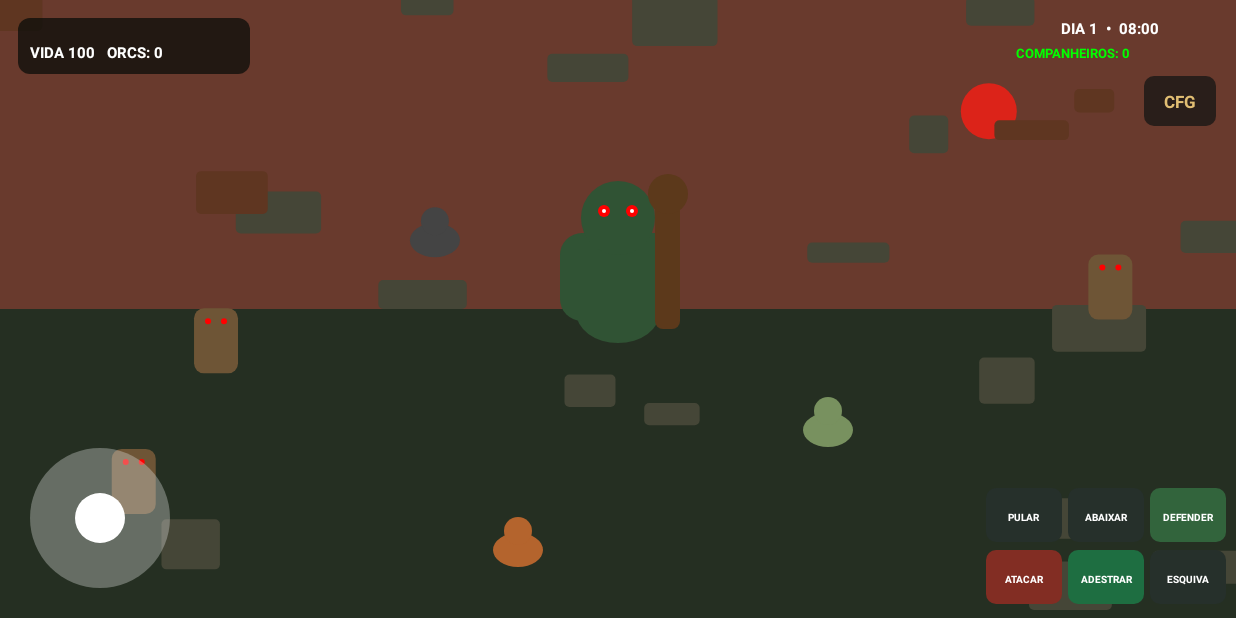
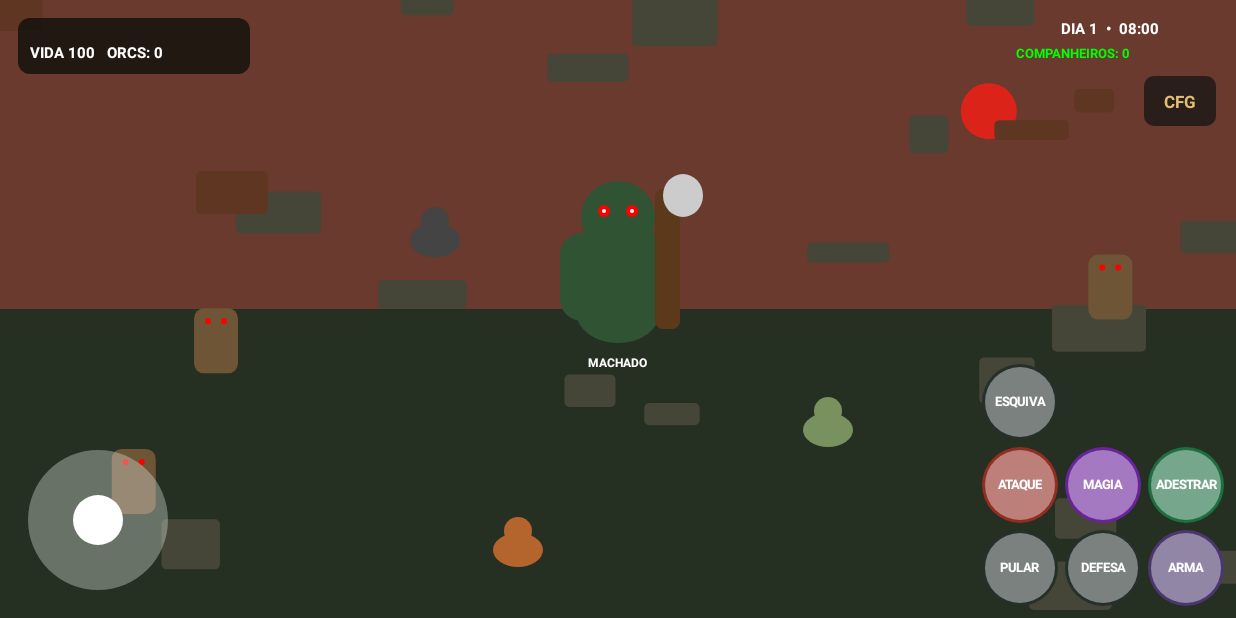
Before and after one commit to souzaleite24-ai/MordorTrolDeRubiAndroid, an Android app: the screen it shows after launch (MainActivity), on a phone screen of 824 x 412 dp (held sideways). Run offline under Robolectric (Android 15) with nearby library versions, the phone set to English and light mode, and no system bars.

Commit message:
Improve mobile RPG controls and add weapons with dark magic

```diff
--- a/app/src/main/java/com/mordor/trolrubi/GameView.kt
+++ b/app/src/main/java/com/mordor/trolrubi/GameView.kt
@@ -28,6 +28,9 @@ class GameView(context: Context) : View(context) {
     private var sx = 0f; private var sy = 0f
     private var hp = 100f; private var kills = 0
     private var attack = 0f; private var shield = 0f; private var leap = 0f; private var dash = 0f
+    private var weaponIndex = 0
+    private var darkMagic = 0f
+    private val weapons = listOf("MACHADO", "ESPADA", "MARTELO", "CAJADO SOMBRIO")
     private var crouch = false; private var over = false
     private var time = 480f; private var day = 1
     private var last = System.nanoTime()
@@ -94,7 +97,7 @@ class GameView(context: Context) : View(context) {
         if(over) return
         time+=dt*3f; if(time>=1440f){time-=1440f;day++}
         attack=(attack-dt).coerceAtLeast(0f); shield=(shield-dt).coerceAtLeast(0f)
-        leap=(leap-dt).coerceAtLeast(0f); dash=(dash-dt).coerceAtLeast(0f)
+        leap=(leap-dt).coerceAtLeast(0f); dash=(dash-dt).coerceAtLeast(0f); darkMagic=(darkMagic-dt).coerceAtLeast(0f)
         val speed=when {dash>0f->430f;crouch->105f;else->245f}
         px+=sx*speed*dt; py+=sy*speed*dt
         animals.forEach { a ->
@@ -106,7 +109,7 @@ class GameView(context: Context) : View(context) {
             val dx=px-o.x; val dy=py-o.y; val d=hypot(dx,dy).coerceAtLeast(1f)
             if(d>50f){o.x+=dx/d*78f*dt;o.y+=dy/d*78f*dt}
             else if(shield<=0f&&leap<=0f) hp-=11f*dt
-            if(attack>0f&&d<130f)o.hp-=1
+            if(attack>0f&&d<when(weaponIndex){2->145f;3->205f;else->130f})o.hp-=if(weaponIndex==2)2 else 1
         }
         val dead=orcs.filter{it.hp<=0}; kills+=dead.size; orcs.removeAll(dead.toSet())
         if(orcs.isEmpty())repeat(6+kills/5){spawn()}
@@ -126,6 +129,7 @@ class GameView(context: Context) : View(context) {
         }
         orcs.forEach{o->p.color=Color.rgb(110,85,54);c.drawRoundRect(o.x-22,o.y-35,o.x+22,o.y+30,10f,10f,p);p.color=Color.RED;c.drawCircle(o.x-8,o.y-22,3f,p);c.drawCircle(o.x+8,o.y-22,3f,p)}
         drawTroll(c)
+        if(darkMagic>0f){p.color=Color.argb((95f*darkMagic/.8f).toInt().coerceIn(0,95),145,35,210);c.drawCircle(px,py-35f,235f*(1.15f-darkMagic),p);p.color=Color.argb(210,190,115,255);c.drawCircle(px,py-35f,28f+darkMagic*35f,p)}
         c.restore()
         boxText(c,"TROL DE RUBI",18f,18f,250f,74f)
         text(c,"VIDA ${hp.toInt()}   ORCS: $kills",30f,58f,15f,Color.WHITE)
@@ -142,7 +146,14 @@ class GameView(context: Context) : View(context) {
         c.drawOval(x-42,y-28,x+42,y+34,p);c.drawRoundRect(x-58,y-76,x+58,y+12,22f,22f,p);c.drawCircle(x,y-91,37f,p)
         p.color=Color.RED;c.drawCircle(x-14,y-98,6f,p);c.drawCircle(x+14,y-98,6f,p)
         p.color=Color.WHITE;c.drawCircle(x-14,y-98,2f,p);c.drawCircle(x+14,y-98,2f,p)
-        p.color=Color.rgb(92,57,27);c.drawRoundRect(x+37,y-120,x+62,y+20,8f,8f,p);c.drawCircle(x+50,y-115,20f,p)
+        p.color=Color.rgb(92,57,27)
+        when(weaponIndex){
+            0->{c.drawRoundRect(x+37,y-120,x+62,y+20,8f,8f,p);p.color=Color.LTGRAY;c.drawOval(x+45,y-135,x+85,y-92,p)}
+            1->{c.drawRoundRect(x+43,y-145,x+53,y+20,5f,5f,p);p.color=Color.LTGRAY;c.drawRect(x+35,y-135,x+61,y-128,p)}
+            2->{c.drawRoundRect(x+37,y-120,x+62,y+20,8f,8f,p);p.color=Color.GRAY;c.drawRoundRect(x+25,y-145,x+76,y-105,7f,7f,p)}
+            else->{p.color=Color.rgb(65,35,90);c.drawRoundRect(x+43,y-145,x+55,y+20,5f,5f,p);p.color=Color.rgb(175,75,255);c.drawCircle(x+49,y-148,22f,p);p.color=Color.argb(110,185,80,255);c.drawCircle(x+49,y-148,31f,p)}
+        }
+        center(c,weapons[weaponIndex],x,y+58f,12f,if(weaponIndex==3)Color.rgb(205,145,255) else Color.WHITE)
         if(shield>0){p.color=Color.argb(100,150,210,160);c.drawCircle(x,y-45,80f,p)}
         c.restore()
     }
@@ -190,16 +201,28 @@ class GameView(context: Context) : View(context) {
         }
         saveSettings();sfx()
     }
+    private fun stickCenterX():Float= (78f*joystickScale+20f).coerceAtMost(width*.28f)
+    private fun stickCenterY():Float= height-(78f*joystickScale+20f)
+    private fun actionRect(i:Int):RectF {
+        val size=(min(width*.145f,height*.19f).coerceAtLeast(43f)*buttonScale).coerceAtMost(76f)
+        val gap=7f
+        val col=i%3;val row=i/3
+        val right=width-12f
+        val left=(right-size)-(2-col)*(size+gap)
+        val top=height-12f-size-row*(size+gap)
+        return RectF(left,top,left+size,top+size)
+    }
     private fun controls(c:Canvas){
-        val w=width.toFloat();val h=height.toFloat()
-        val stickR=70f*joystickScale
-        p.color=Color.argb(90,220,225,220);c.drawCircle(100f,h-100f,stickR,p)
-        p.color=Color.WHITE;c.drawCircle(100f+sx*40f*joystickScale,h-100f+sy*40f*joystickScale,25f*joystickScale,p)
-        val labels=listOf("PULAR","ABAIXAR","DEFENDER","ATACAR","ADESTRAR","ESQUIVA")
-        labels.forEachIndexed{i,s->
-            val x=w-250f+(i%3)*82f;val y=h-130f+(i/3)*62f
-            p.color=when(i){2->Color.rgb(50,100,60);3->Color.rgb(130,45,35);4->Color.rgb(30,110,65);else->Color.rgb(38,48,43)}
-            c.drawRoundRect(x,y,x+76,y+54,10f,10f,p);center(c,s,x+38,y+33,10f,Color.WHITE)
+        val cx=stickCenterX();val cy=stickCenterY();val stickR=70f*joystickScale
+        p.color=Color.argb(95,220,225,220);c.drawCircle(cx,cy,stickR,p)
+        p.color=Color.WHITE;c.drawCircle(cx+sx*40f*joystickScale,cy+sy*40f*joystickScale,25f*joystickScale,p)
+        val labels=listOf("PULAR","DEFESA","ARMA","ATAQUE","MAGIA","ADESTRAR","ESQUIVA")
+        labels.forEachIndexed{i,label->
+            val r=actionRect(i);val cx2=r.centerX();val cy2=r.centerY()
+            p.color=when(i){2->Color.rgb(75,55,110);3->Color.rgb(145,45,35);4->Color.rgb(105,35,155);5->Color.rgb(30,110,65);else->Color.rgb(38,48,43)}
+            c.drawOval(r,p)
+            p.color=Color.argb(100,255,255,255);c.drawOval(RectF(r.left+3,r.top+3,r.right-3,r.bottom-3),p)
+            center(c,label,cx2,cy2+4f,(r.width()*.17f).coerceAtLeast(8f),Color.WHITE)
         }
     }
     private fun boxText(c:Canvas,s:String,l:Float,t:Float,r:Float,b:Float){p.color=Color.argb(180,5,10,8);c.drawRoundRect(l,t,r,b,12f,12f,p);text(s,l+12,t+25,16f,Color.WHITE)}
@@ -223,15 +246,21 @@ class GameView(context: Context) : View(context) {
                 }
                 if(x>w-105f && y<145f){settingsOpen=true;settingsPage=0;sfx();return true}
                 if(x<w*.34f&&y>h*.55f){pointer=e.getPointerId(i);stick(x,y);return true}
-                val col=((x-(w-250f))/82f).toInt();val row=((y-(h-130f))/62f).toInt()
-                if(col in 0..2&&row in 0..1)when(row*3+col){
-                    0->{leap=.6f;sfx(ToneGenerator.TONE_PROP_ACK)};1->{crouch=!crouch;sfx()};2->{shield=.7f;sfx(ToneGenerator.TONE_PROP_NACK)};3->{attack=.3f;sfx(ToneGenerator.TONE_PROP_ACK);val o=orcs.minByOrNull{hypot(it.x-px,it.y-py)};if(o!=null&&hypot(o.x-px,o.y-py)<140f)o.hp--};4->{animals.filter{!it.tame}.minByOrNull{hypot(it.x-px,it.y-py)}?.let{if(hypot(it.x-px,it.y-py)<160f)it.tame=true};sfx()};5->{dash=.4f;sfx()}
+                val hit=(0..6).firstOrNull{actionRect(it).contains(x,y)}
+                if(hit!=null)when(hit){
+                    0->{leap=.6f;sfx(ToneGenerator.TONE_PROP_ACK)}
+                    1->{shield=.7f;sfx(ToneGenerator.TONE_PROP_NACK)}
+                    2->{weaponIndex=(weaponIndex+1)%weapons.size;sfx()}
+                    3->{attack=.3f;sfx(ToneGenerator.TONE_PROP_ACK);val o=orcs.minByOrNull{hypot(it.x-px,it.y-py)};if(o!=null&&hypot(o.x-px,o.y-py)<when(weaponIndex){2->145f;3->205f;else->140f})o.hp-=if(weaponIndex==2)2 else 1}
+                    4->{if(weaponIndex==3){darkMagic=.8f;orcs.filter{hypot(it.x-px,it.y-py)<235f}.forEach{it.hp-=3};sfx(ToneGenerator.TONE_PROP_NACK)}else{sfx(ToneGenerator.TONE_PROP_NACK)}}
+                    5->{animals.filter{!it.tame}.minByOrNull{hypot(it.x-px,it.y-py)}?.let{if(hypot(it.x-px,it.y-py)<160f)it.tame=true};sfx()}
+                    6->{dash=.4f;sfx()}
                 }
             }
             MotionEvent.ACTION_MOVE->{for(i in 0 until e.pointerCount)if(e.getPointerId(i)==pointer)stick(e.getX(i),e.getY(i))}
             MotionEvent.ACTION_UP,MotionEvent.ACTION_POINTER_UP,MotionEvent.ACTION_CANCEL->{if(e.getPointerId(e.actionIndex)==pointer){pointer=-1;sx=0f;sy=0f}}
         };return true
     }
-    private fun stick(x:Float,y:Float){sx=(((x-100f)/(70f*joystickScale))*sensitivity).coerceIn(-1f,1f);sy=(((y-(height-100f))/(70f*joystickScale))*sensitivity).coerceIn(-1f,1f)}
+    private fun stick(x:Float,y:Float){sx=(((x-stickCenterX())/(70f*joystickScale))*sensitivity).coerceIn(-1f,1f);sy=(((y-stickCenterY())/(70f*joystickScale))*sensitivity).coerceIn(-1f,1f)}
     private fun reset(){hp=100f;px=0f;py=0f;kills=0;over=false;orcs.clear();repeat(6){spawn()};animals.forEach{it.tame=false}}
 }
```
